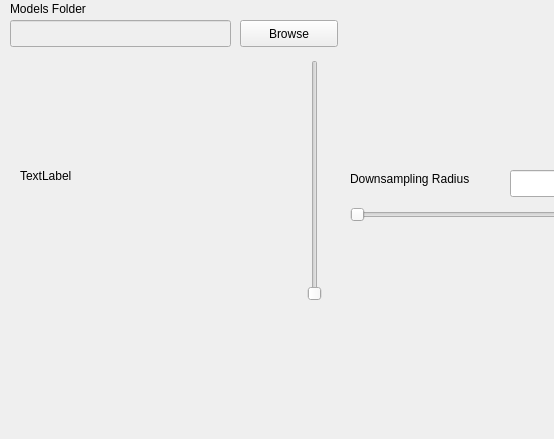
Qt form KPO_GUI/kpoAppGui.ui (jbeuckm/kinect_pcl_osc_qt) before a commit; both pictures show x 0 to 554 and y 290 to 729 of the 985 by 729 pixel window.
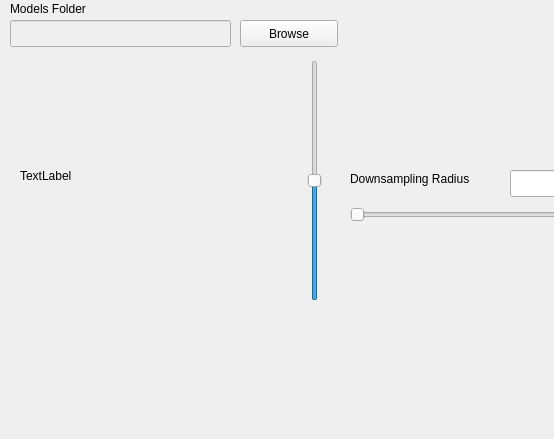
The same form after that commit. Custom widgets are drawn as their Qt base class.

```diff
--- a/KPO_GUI/kpoAppGui.ui
+++ b/KPO_GUI/kpoAppGui.ui
@@ -377,6 +377,9 @@
     <property name="maximum">
      <number>255</number>
     </property>
+    <property name="value">
+     <number>128</number>
+    </property>
     <property name="orientation">
      <enum>Qt::Vertical</enum>
     </property>
```
